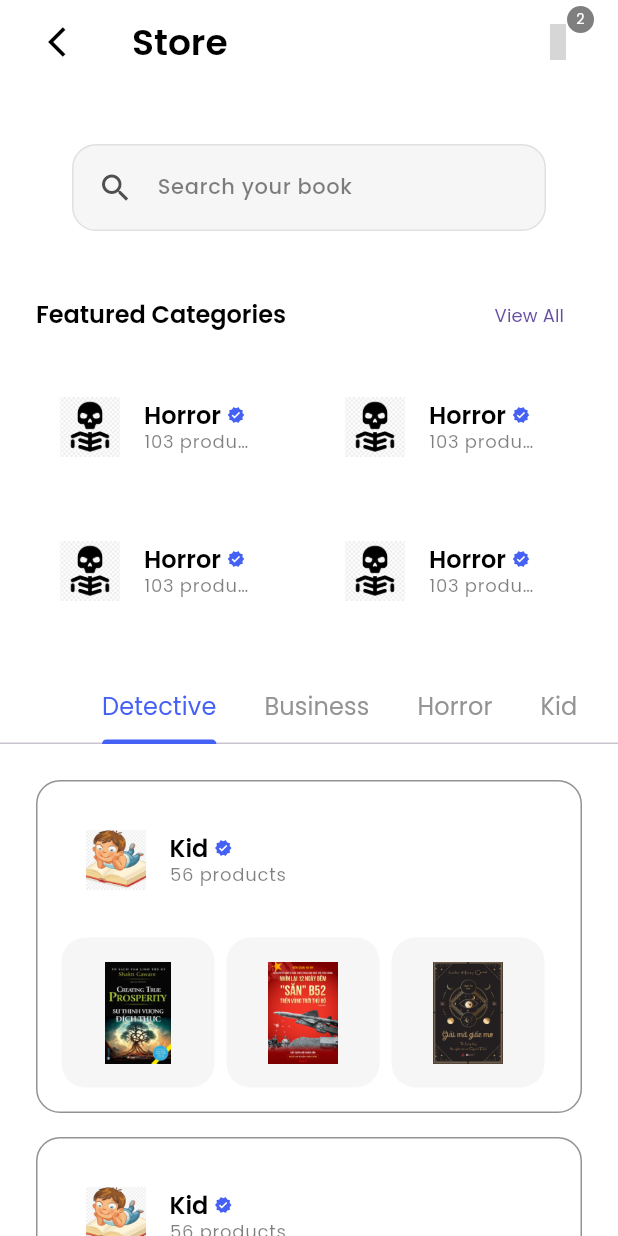
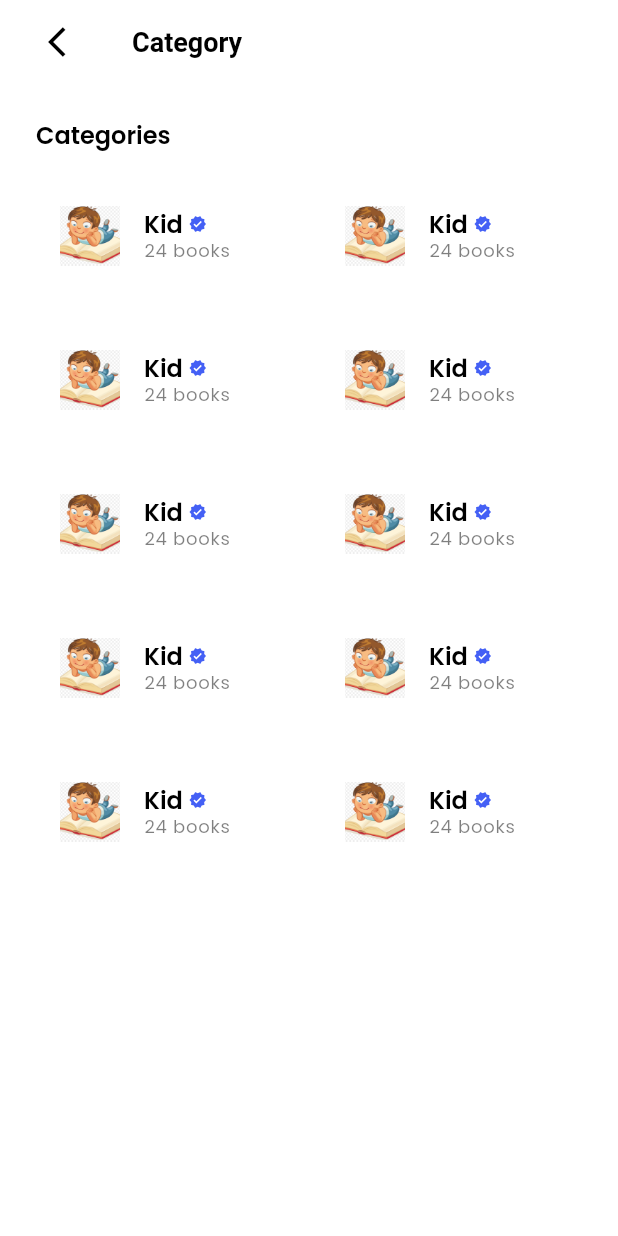
Before and after one commit to DucAnhSad/Project4_NgotBand_QuaDat, a Flutter app: the StoreScreen screen opened directly, after a tap on "View All", on a phone screen of 412 x 824 dp. Run offline on Flutter 3.47's test engine with Material 3 defaults, Android fonts, the phone set to English and light mode, and no system bars; our stand-ins replace carousel_slider, flutter_rating_bar, get, get_storage, iconsax_flutter, logger and 1 more; accounts and stored records are empty; grey boxes are pictures that could not be loaded.

Commit message:
add all products page and brands screen

```diff
--- /dev/null
+++ b/lib/common/widgets/brands/brand_card.dart
@@ -0,0 +1,60 @@
+import 'package:flutter/material.dart';
+import 'package:project4_ngotband_quadat/common/widgets/custom_shapes/containers/rounded_container.dart';
+import 'package:project4_ngotband_quadat/common/widgets/images/circular_image.dart';
+import 'package:project4_ngotband_quadat/common/widgets/texts/brand_title_text_with_verified_icon.dart';
+import 'package:project4_ngotband_quadat/utils/constants/enums.dart';
+import 'package:project4_ngotband_quadat/utils/constants/image_strings.dart';
+import 'package:project4_ngotband_quadat/utils/constants/sizes.dart';
+import 'package:project4_ngotband_quadat/utils/helpers/helper_functions.dart';
+
+class MyBrandCard extends StatelessWidget {
+  const MyBrandCard({super.key,
+    required this.showBorder,
+    this.onTap});
+
+  final bool showBorder;
+  final void Function()? onTap;
+
+  @override
+  Widget build(BuildContext context) {
+    final dark = MyHelperFunctions.isDarkMode(context);
+    return GestureDetector(
+      onTap: onTap,
+      /// Container Design
+      child: MyRoundedContainer(
+        showBorder: showBorder,
+        backgroundColor: Colors.transparent,
+        padding: const EdgeInsets.all(MySizes.sm),
+        child: Row(
+          crossAxisAlignment: CrossAxisAlignment.center,
+          children: [
+            /// Icons
+            const Flexible(
+                child: MyCircularImage(
+                  isNetworkImage: false,
+                  image: MyImages.kid,
+                  backgroundColor: Colors.transparent,
+                ),
+            ),
+            const SizedBox(width: MySizes.spaceBtwItems / 2,),
+
+            Expanded(
+                child: Column(
+                  mainAxisSize: MainAxisSize.min,
+                  crossAxisAlignment: CrossAxisAlignment.start,
+                  children: [
+                    const BrandTitleTextWithVerifiedIcon(title: 'Kid', brandTextSize: TextSizes.large,),
+                    Text(
+                      '24 books',
+                      overflow: TextOverflow.ellipsis,
+                      style: Theme.of(context).textTheme.labelMedium,
+                    ),
+                  ],
+                )
+            ),
+          ],
+        ),
+      ),
+    );
+  }
+}
--- /dev/null
+++ b/lib/features/shop/screens/brand/all_brands.dart
@@ -0,0 +1,48 @@
+import 'package:flutter/material.dart';
+import 'package:get/get.dart';
+import 'package:project4_ngotband_quadat/common/widgets/appbar/appbar.dart';
+import 'package:project4_ngotband_quadat/common/widgets/brands/brand_card.dart';
+import 'package:project4_ngotband_quadat/common/widgets/layouts/grid_layout.dart';
+import 'package:project4_ngotband_quadat/common/widgets/texts/section_heading.dart';
+import 'package:project4_ngotband_quadat/features/shop/screens/brand/brand_products.dart';
+import 'package:project4_ngotband_quadat/utils/constants/sizes.dart';
+
+class AllBrandsScreen extends StatelessWidget {
+  const AllBrandsScreen({super.key});
+
+  @override
+  Widget build(BuildContext context) {
+    return Scaffold(
+      appBar: const MyAppBar(
+        title: Text('Category'),
+        showBackArrow: true,
+      ),
+      body: SingleChildScrollView(
+        child: Padding(
+          padding: const EdgeInsets.all(MySizes.defaultSpace),
+          child: Column(
+            children: [
+              /// Heading
+              const MySectionHeading(
+                title: 'Categories',
+                showActionButton: false,
+              ),
+              const SizedBox(
+                height: MySizes.spaceBtwItems,
+              ),
+
+              /// Brands
+              MyGridLayout(
+                  itemCount: 10,
+                  mainAxisExtent: 80,
+                  itemBuilder: (context, index) => MyBrandCard(
+                        showBorder: false,
+                        onTap: () => Get.to(() => const BrandProducts()),
+                      )),
+            ],
+          ),
+        ),
+      ),
+    );
+  }
+}
--- a/lib/features/shop/screens/home/home.dart
+++ b/lib/features/shop/screens/home/home.dart
@@ -7,6 +7,7 @@ import 'package:project4_ngotband_quadat/common/widgets/image_text_widgets/verti
 import 'package:project4_ngotband_quadat/common/widgets/layouts/grid_layout.dart';
 import 'package:project4_ngotband_quadat/common/widgets/products/product_cards/product_card_vertical.dart';
 import 'package:project4_ngotband_quadat/common/widgets/texts/section_heading.dart';
+import 'package:project4_ngotband_quadat/features/shop/screens/all_products/all_products.dart';
 import 'package:project4_ngotband_quadat/features/shop/screens/home/widgets/home_appbar.dart';
 import 'package:project4_ngotband_quadat/features/shop/screens/home/widgets/promo_slider.dart';
 import 'package:project4_ngotband_quadat/features/shop/screens/sub_category/sub_categories.dart';
@@ -75,6 +76,11 @@ class HomeScreen extends StatelessWidget {
                 children: [
                   const MyPromoSlider(banners: [MyImages.detectiveBanner, MyImages.businessBanner, MyImages.booksDay, MyImages.psychologyBanner],),
                   const SizedBox(height: MySizes.spaceBtwSections,),
+
+                  /// Heading
+                  MySectionHeading(title: 'Popular Books', onPressed: () => Get.to(() => const AllProducts()),),
+                  const SizedBox(height: MySizes.spaceBtwSections,),
+
                   /// Popular products
                   MyGridLayout(itemCount: 6, itemBuilder: (_, index) => const MyProductCardVertical()),
                 ],
--- a/lib/features/shop/screens/store/store.dart
+++ b/lib/features/shop/screens/store/store.dart
@@ -1,10 +1,13 @@
 import 'package:flutter/material.dart';
+import 'package:get/get.dart';
 import 'package:project4_ngotband_quadat/common/widgets/appbar/appbar.dart';
 import 'package:project4_ngotband_quadat/common/widgets/appbar/tabbar.dart';
 import 'package:project4_ngotband_quadat/common/widgets/custom_shapes/containers/search_container.dart';
 import 'package:project4_ngotband_quadat/common/widgets/layouts/grid_layout.dart';
 import 'package:project4_ngotband_quadat/common/widgets/products/cart/cart_menu_icon.dart';
 import 'package:project4_ngotband_quadat/common/widgets/texts/section_heading.dart';
+import 'package:project4_ngotband_quadat/features/shop/screens/brand/all_brands.dart';
+import 'package:project4_ngotband_quadat/features/shop/screens/brand/brand_products.dart';
 import 'package:project4_ngotband_quadat/features/shop/screens/store/widgets/category_card.dart';
 import 'package:project4_ngotband_quadat/features/shop/screens/store/widgets/category_tab.dart';
 import 'package:project4_ngotband_quadat/utils/constants/colors.dart';
@@ -49,7 +52,7 @@ class StoreScreen extends StatelessWidget {
                     const SizedBox(height: MySizes.spaceBtwSections,),
 
                     /// Featured categories
-                    MySectionHeading(title: 'Featured Categories', onPressed: (){},),
+                    MySectionHeading(title: 'Featured Categories', onPressed: () => Get.to(() => const AllBrandsScreen()),),
                     const SizedBox(height: MySizes.spaceBtwItems / 1.5,),
 
                     /// Categories Grid
@@ -57,11 +60,13 @@ class StoreScreen extends StatelessWidget {
                         itemCount: 4,
                         mainAxisExtent: 80,
                         itemBuilder: (_, index){
-                      return const CategoryCard(
+                      return CategoryCard(
                         showBorder: false,
                         image: MyImages.horror,
                         title: 'Horror',
-                        productsCount: '103',);
+                        productsCount: '103',
+                        onTap: () => Get.to(() => const BrandProducts()),
+                      );
                     })
                   ],
                 ),
--- a/lib/features/shop/screens/store/widgets/category_card.dart
+++ b/lib/features/shop/screens/store/widgets/category_card.dart
@@ -13,7 +13,7 @@ class CategoryCard extends StatelessWidget {
     this.isNetworkImage = false,
     required this.image,
     required this.title,
-    required this.productsCount,
+    required this.productsCount, this.onTap,
   });
 
   final bool showBorder;
@@ -21,11 +21,12 @@ class CategoryCard extends StatelessWidget {
   final bool isNetworkImage;
   final String image;
   final String title, productsCount;
+  final void Function()? onTap;
 
   @override
   Widget build(BuildContext context) {
     return GestureDetector(
-      onTap: (){},
+      onTap: onTap,
       child: MyRoundedContainer(
         padding: const EdgeInsets.all(MySizes.sm),
         showBorder: showBorder,
```
Also changed, not shown: lib/common/widgets/brands/brand_show_case.dart (added, +12 -0 lines), lib/common/widgets/products/sortable/sortable_products.dart (added, +32 -0 lines), lib/features/shop/screens/all_products/all_products.dart (added, +23 -0 lines), lib/features/shop/screens/brand/brand_products.dart (added, +32 -0 lines).
